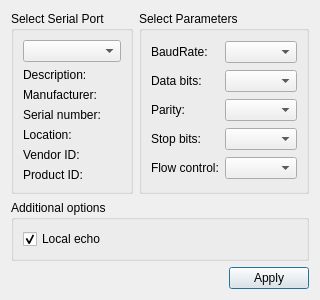
Before: the Qt Designer form QT/Flasher/Ui/settingsdialog.ui in SeidC/GitRepoProjects, drawn with Qt 5.
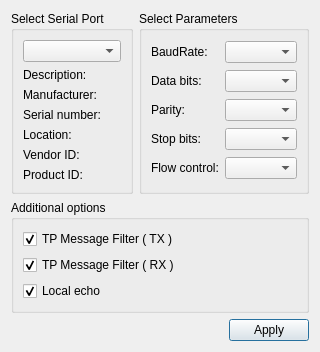
After: the same form once the commit is applied.

Commit message: Updates of Settings Handling add new two checkboxes for TP filter

What changed in the file:
```diff
--- a/QT/Flasher/Ui/settingsdialog.ui
+++ b/QT/Flasher/Ui/settingsdialog.ui
@@ -7,7 +7,7 @@
     <x>0</x>
     <y>0</y>
     <width>281</width>
-    <height>262</height>
+    <height>351</height>
    </rect>
   </property>
   <property name="windowTitle">
@@ -157,6 +157,32 @@
       <string>Additional options</string>
      </property>
      <layout class="QVBoxLayout" name="verticalLayout">
+      <item>
+       <widget class="QCheckBox" name="tpTxCheckBox">
+        <property name="toolTip">
+         <string extracomment="Filter TP Messages"/>
+        </property>
+        <property name="text">
+         <string>TP Message Filter ( TX )</string>
+        </property>
+        <property name="checked">
+         <bool>true</bool>
+        </property>
+        <property name="tristate">
+         <bool>false</bool>
+        </property>
+       </widget>
+      </item>
+      <item>
+       <widget class="QCheckBox" name="tpRxCheckBox">
+        <property name="text">
+         <string>TP Message Filter ( RX )</string>
+        </property>
+        <property name="checked">
+         <bool>true</bool>
+        </property>
+       </widget>
+      </item>
       <item>
        <widget class="QCheckBox" name="localEchoCheckBox">
         <property name="text">
```
The commit also changes 13 other files.
